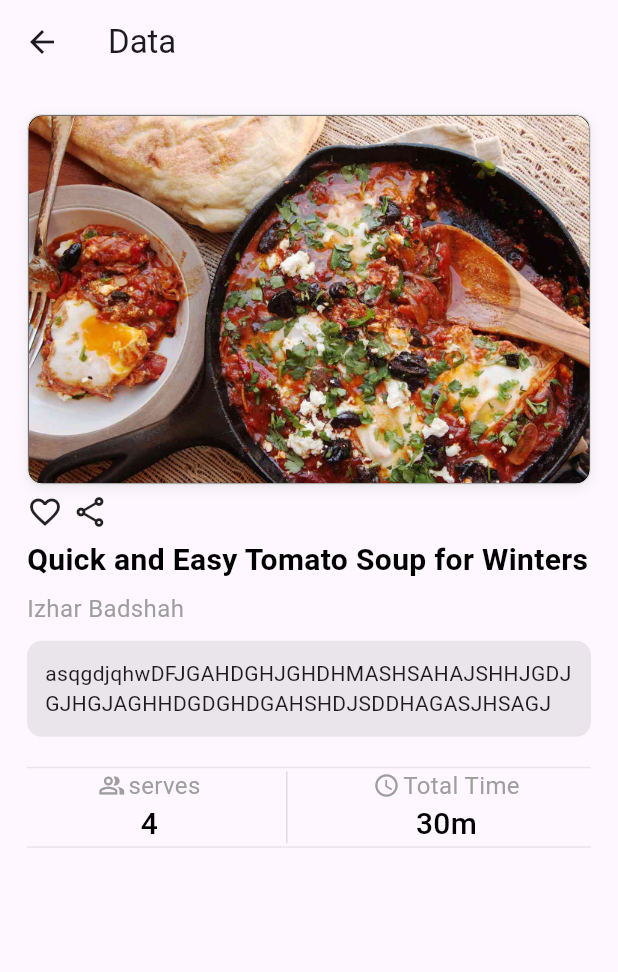
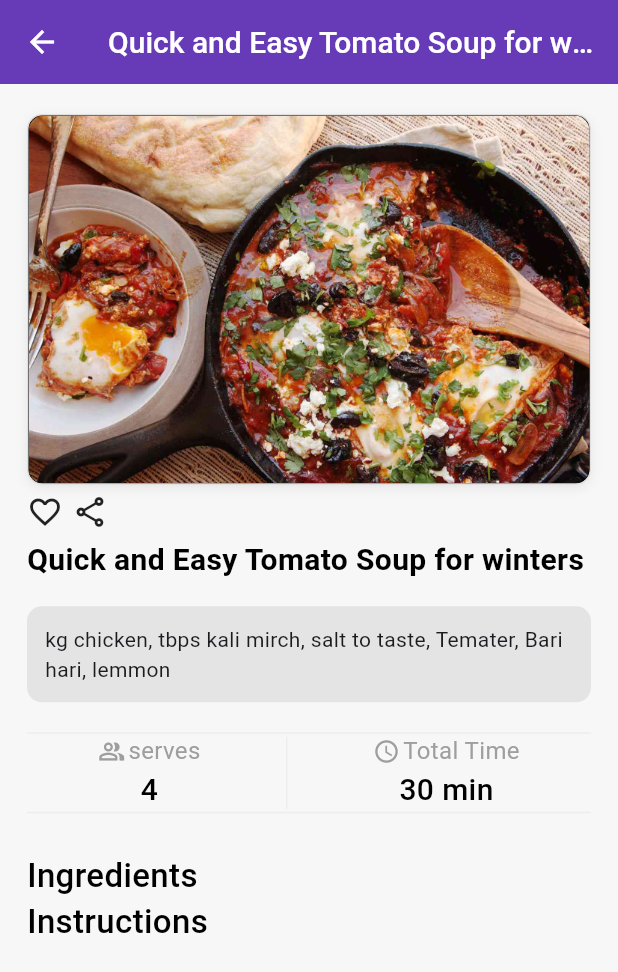
Before and after one commit to Bilal17809/ai_recipe, a Flutter app: the RecipesView screen opened directly, after a tap on "Quick and Easy Tomato Soup for winters", on a phone screen of 412 x 824 dp. Shown: the top 972 px of the screen. Run offline on Flutter 3.47's test engine with Material 3 defaults, Android fonts, the phone set to English and light mode, and no system bars; our stand-ins replace camera, flutter_riverpod, loading_animation_widget, riverpod_annotation, shared_preferences; accounts and stored records are empty; generated files the repository leaves out were written again; Roboto replaces fonts that are missing (Montserrat).

Commit message:
11/18/2025

```diff
--- /dev/null
+++ b/lib/core/common/enums/import_mode.dart
@@ -0,0 +1 @@
+enum ImportMode { camera, upload }
--- a/lib/core/route/route.dart
+++ b/lib/core/route/route.dart
@@ -1,6 +1,7 @@
 import 'package:ai_recipe/pages/dashboard/view/dashboard_view.dart';
 import 'package:ai_recipe/pages/items_detail/view/show_items_view.dart';
 import 'package:flutter/material.dart';
+import '../../models/recipes_model.dart';
 import '../../pages/home/view/home_view.dart';
 import '/core/route/route_name.dart';
 
@@ -13,7 +14,8 @@ class Routes {
       case RoutesName.splash:
         // return MaterialPageRoute(builder: (_) => const );
       case RoutesName.itemsView:
-        return MaterialPageRoute(builder: (_) => ShowItemsView());
+      final recipe = arguments as RecipesModel;
+        return MaterialPageRoute(builder: (_) => ShowItemsView(recipes:recipe));
       default:
         return MaterialPageRoute(
           builder: (_) {
--- a/lib/pages/home/providers/home_state.dart
+++ b/lib/pages/home/providers/home_state.dart
@@ -1,14 +1,24 @@
 import 'package:ai_recipe/models/models.dart';
+import 'package:camera/camera.dart';
 
+import '../../../core/common/enums/import_mode.dart';
 import '/core/common/common.dart';
 
 class HomeState extends BaseState<int> {
-final List<RecipesModel> recipesList;
+
+  final List<RecipesModel> recipesList;
+  final ImportMode mode;
+  final CameraController? camController;
+  final bool? isInitialized;
+
   const HomeState({
     super.isLoading,
     super.errorMessage,
     super.data,
-    this.recipesList = const []
+    this.recipesList = const [],
+    this.mode = ImportMode.camera,
+    this.camController,
+    this.isInitialized,
   });
 
   @override
@@ -17,13 +27,19 @@ final List<RecipesModel> recipesList;
     String? errorMessage,
     int? data,
     int? counter,
-    List<RecipesModel>? recipesList
+    List<RecipesModel>? recipesList,
+    final ImportMode? mode,
+    final CameraController? camController,
+    final bool? isInitialized,
   }) {
     return HomeState(
       isLoading: isLoading ?? this.isLoading,
       errorMessage: errorMessage ?? this.errorMessage,
       data: data ?? this.data,
-      recipesList: recipesList ?? this.recipesList
+      recipesList: recipesList ?? this.recipesList,
+      mode: mode ?? this.mode,
+      camController: camController ?? this.camController,
+      isInitialized: isInitialized ?? this.isInitialized,
     );
   }
 }
--- a/lib/pages/items_detail/view/show_items_view.dart
+++ b/lib/pages/items_detail/view/show_items_view.dart
@@ -13,7 +13,12 @@ class ShowItemsView extends ConsumerWidget {
   Widget build(BuildContext context, WidgetRef ref) {
     final height = MediaQuery.of(context).size.height;
     return Scaffold(
-      appBar: AppBar(title: Text("Data")),
+      backgroundColor: kWhiteF7,
+      appBar: AppBar(title: Text(recipes!.title.toString(),
+        style:titleMediumStyle.copyWith(color: kWhite),),
+        backgroundColor: appColorDeepPurple,
+        iconTheme: IconThemeData(color: kWhite),
+      ),
       body: Padding(
         padding: const EdgeInsets.symmetric(horizontal: 18, vertical: 20),
         child: Column(
@@ -42,21 +47,32 @@ class ShowItemsView extends ConsumerWidget {
             ),
             SizedBox(height: 06),
             Text(
-              "Quick and Easy Tomato Soup for Winters",
+              recipes!.title.toString(),
               style: titleMediumStyle.copyWith(fontWeight: FontWeight.bold),
             ),
             SizedBox(height: 06),
-            Text("Izhar Badshah",style: bodyLargeStyle.copyWith(color: Colors.grey),),
+            // Text(
+            //   recipes!.cokeName.toString(),
+            //   style: bodyLargeStyle.copyWith(color: Colors.grey),
+            // ),
             SizedBox(height: 10),
             Container(
               padding: EdgeInsets.all(12),
               decoration: BoxDecoration(
-                  color: kBlack.withAlpha(20),borderRadius: BorderRadius.circular(10)
+                color: kBlack.withAlpha(20),
+                borderRadius: BorderRadius.circular(10),
               ),
-              child: Text("asqgdjqhwDFJGAHDGHJGHDHMASHSAHAJSHHJGDJGJHGJAGHHDGDGHDGAHSHDJSDDHAGASJHSAGJ"),
+              child: Text(recipes!.aboutMoreCoking.toString()),
             ),
             SizedBox(height: 20),
-            ShowDetail()
+            ShowDetail(
+              peopleServe: recipes!.people.toString(),
+              totalTime: recipes!.cokeTime,
+            ),
+            SizedBox(height: 26),
+            Text("Ingredients",style: titleLargeStyle,),
+            Text("Instructions",style: titleLargeStyle)
+
           ],
         ),
       ),
--- a/lib/pages/items_detail/widgets/show_detail.dart
+++ b/lib/pages/items_detail/widgets/show_detail.dart
@@ -3,7 +3,9 @@ import 'package:ai_recipe/core/theme/app_styles.dart';
 import 'package:flutter/material.dart';
 
 class ShowDetail extends StatelessWidget {
-  const ShowDetail({super.key});
+  final String? peopleServe;
+  final String? totalTime;
+  const ShowDetail({super.key, this.peopleServe, this.totalTime});
 
   @override
   Widget build(BuildContext context) {
@@ -11,7 +13,7 @@ class ShowDetail extends StatelessWidget {
       children: [
         Container(
           height: 1,
-          decoration: BoxDecoration(color: kBlack.withAlpha(20)),
+          decoration: BoxDecoration(color: kBlack.withAlpha(10)),
         ),
 
         IntrinsicHeight(
@@ -24,7 +26,7 @@ class ShowDetail extends StatelessWidget {
               ShowAboutData(
                 icons: Icons.people_alt_outlined,
                 title: "serves",
-                subTitle: "4",
+                subTitle: peopleServe,
               ),
 
               VerticalDivide(),
@@ -32,7 +34,7 @@ class ShowDetail extends StatelessWidget {
               ShowAboutData(
                 icons: Icons.access_time_outlined,
                 title: "Total Time",
-                subTitle: "30m",
+                subTitle: totalTime,
               ),
             ],
           ),
@@ -40,7 +42,7 @@ class ShowDetail extends StatelessWidget {
 
         Container(
           height: 1,
-          decoration: BoxDecoration(color: kBlack.withAlpha(20)),
+          decoration: BoxDecoration(color: kBlack.withAlpha(10)),
         ),
       ],
     );
@@ -55,7 +57,7 @@ class VerticalDivide extends StatelessWidget {
     return Padding(
       padding: const EdgeInsets.symmetric(vertical: 02),
       child: VerticalDivider(
-        color: kBlack.withAlpha(30),
+        color: kBlack.withAlpha(10),
         thickness: 1,
         width: 20,
       ),
--- a/lib/pages/recipes/view/recipes_view.dart
+++ b/lib/pages/recipes/view/recipes_view.dart
@@ -66,7 +66,11 @@ class RecipesView extends ConsumerWidget {
                         final recipe = recipesState.recipesList[index - 1];
                         return GestureDetector(
                           onTap: () {
-                            Navigator.pushNamed(context, RoutesName.itemsView);
+                            Navigator.pushNamed(
+                              context,
+                              RoutesName.itemsView,
+                              arguments: recipe,
+                            );
                           },
                           child: Recipes(recipesList: recipe),
                         );
--- a/pubspec.yaml
+++ b/pubspec.yaml
@@ -38,6 +38,7 @@ dependencies:
   shared_preferences: ^2.5.3
   flutter_riverpod: ^3.0.0
   loading_animation_widget: ^1.3.0
+  camera: ^0.11.3
 
 dev_dependencies:
   build_runner: ^2.4.0
```
Also changed, not shown: lib/core/Utility/Utils.dart (added, +18 -0 lines), lib/core/common/bottomshet_header.dart (added, +61 -0 lines), lib/pages/home/providers/home_notifier.dart (+58 -3 lines), lib/pages/home/view/home_view.dart (+31 -4 lines), lib/pages/home/widgets/photo_import_sheet.dart (added, +151 -0 lines), lib/pages/home/widgets/text_import_sheet.dart (added, +127 -0 lines), lib/pages/home/widgets/voice_import_sheet.dart (added, +58 -0 lines), lib/services/camera_services.dart (added, +26 -0 lines), lib/pages/home/providers/home_notifier.g.dart, lib/pages/recipes/providers/recipes_notifiers.g.dart, pubspec.lock.
